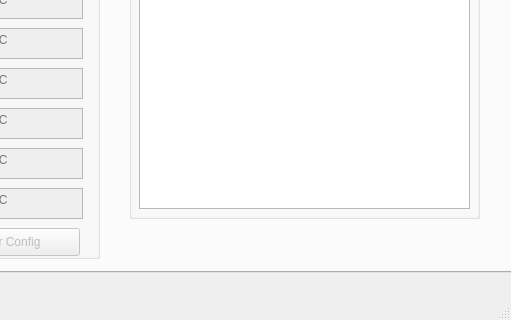
Old version of the form ui/pluto_control.ui in the repository jruelli/pluto_control; both pictures show x 703 to 1214 and y 418 to 738 of the 1214 by 738 pixel window.
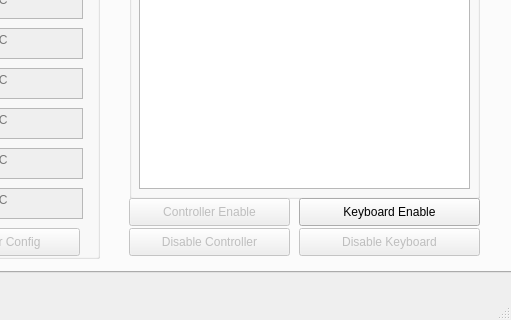
New version of the form.

Diff of the .ui file:
```diff
--- a/ui/pluto_control.ui
+++ b/ui/pluto_control.ui
@@ -1169,7 +1169,7 @@
         <x>820</x>
         <y>30</y>
         <width>351</width>
-        <height>581</height>
+        <height>561</height>
        </rect>
       </property>
       <property name="title">
@@ -1181,21 +1181,97 @@
          <x>10</x>
          <y>20</y>
          <width>331</width>
-         <height>551</height>
+         <height>531</height>
         </rect>
        </property>
        <property name="html">
         <string>&lt;!DOCTYPE HTML PUBLIC &quot;-//W3C//DTD HTML 4.0//EN&quot; &quot;http://www.w3.org/TR/REC-html40/strict.dtd&quot;&gt;
 &lt;html&gt;&lt;head&gt;&lt;meta name=&quot;qrichtext&quot; content=&quot;1&quot; /&gt;&lt;style type=&quot;text/css&quot;&gt;
 p, li { white-space: pre-wrap; }
-&lt;/style&gt;&lt;/head&gt;&lt;body style=&quot; font-family:'MS Shell Dlg 2'; font-size:12pt; font-weight:400; font-style:normal;&quot;&gt;
-&lt;p style=&quot;-qt-paragraph-type:empty; margin-top:0px; margin-bottom:0px; margin-left:0px; margin-right:0px; -qt-block-indent:0; text-indent:0px;&quot;&gt;&lt;br /&gt;&lt;/p&gt;&lt;/body&gt;&lt;/html&gt;</string>
+&lt;/style&gt;&lt;/head&gt;&lt;body style=&quot; font-family:'MS Shell Dlg 2'; font-size:8.25pt; font-weight:400; font-style:normal;&quot;&gt;
+&lt;p style=&quot;-qt-paragraph-type:empty; margin-top:0px; margin-bottom:0px; margin-left:0px; margin-right:0px; -qt-block-indent:0; text-indent:0px; font-size:12pt;&quot;&gt;&lt;br /&gt;&lt;/p&gt;&lt;/body&gt;&lt;/html&gt;</string>
        </property>
        <property name="placeholderText">
         <string/>
        </property>
       </widget>
      </widget>
+     <widget class="QPushButton" name="pB_KeyxboardEnable">
+      <property name="enabled">
+       <bool>true</bool>
+      </property>
+      <property name="geometry">
+       <rect>
+        <x>990</x>
+        <y>590</y>
+        <width>181</width>
+        <height>28</height>
+       </rect>
+      </property>
+      <property name="text">
+       <string>Keyboard Enable</string>
+      </property>
+      <property name="checkable">
+       <bool>true</bool>
+      </property>
+     </widget>
+     <widget class="QPushButton" name="pB_KeyxboardDisable">
+      <property name="enabled">
+       <bool>false</bool>
+      </property>
+      <property name="geometry">
+       <rect>
+        <x>990</x>
+        <y>620</y>
+        <width>181</width>
+        <height>28</height>
+       </rect>
+      </property>
+      <property name="text">
+       <string>Disable Keyboard</string>
+      </property>
+      <property name="checkable">
+       <bool>true</bool>
+      </property>
+     </widget>
+     <widget class="QPushButton" name="pB_ControllerEnable">
+      <property name="enabled">
+       <bool>false</bool>
+      </property>
+      <property name="geometry">
+       <rect>
+        <x>820</x>
+        <y>590</y>
+        <width>161</width>
+        <height>28</height>
+       </rect>
+      </property>
+      <property name="text">
+       <string>Controller Enable</string>
+      </property>
+      <property name="checkable">
+       <bool>true</bool>
+      </property>
+     </widget>
+     <widget class="QPushButton" name="pB_ControllerDisable">
+      <property name="enabled">
+       <bool>false</bool>
+      </property>
+      <property name="geometry">
+       <rect>
+        <x>820</x>
+        <y>620</y>
+        <width>161</width>
+        <height>28</height>
+       </rect>
+      </property>
+      <property name="text">
+       <string>Disable Controller</string>
+      </property>
+      <property name="checkable">
+       <bool>true</bool>
+      </property>
+     </widget>
     </widget>
     <widget class="QWidget" name="tab_2">
      <attribute name="title">
```
Left out of the diff: 156 changed lines with no effect on the pictures.
